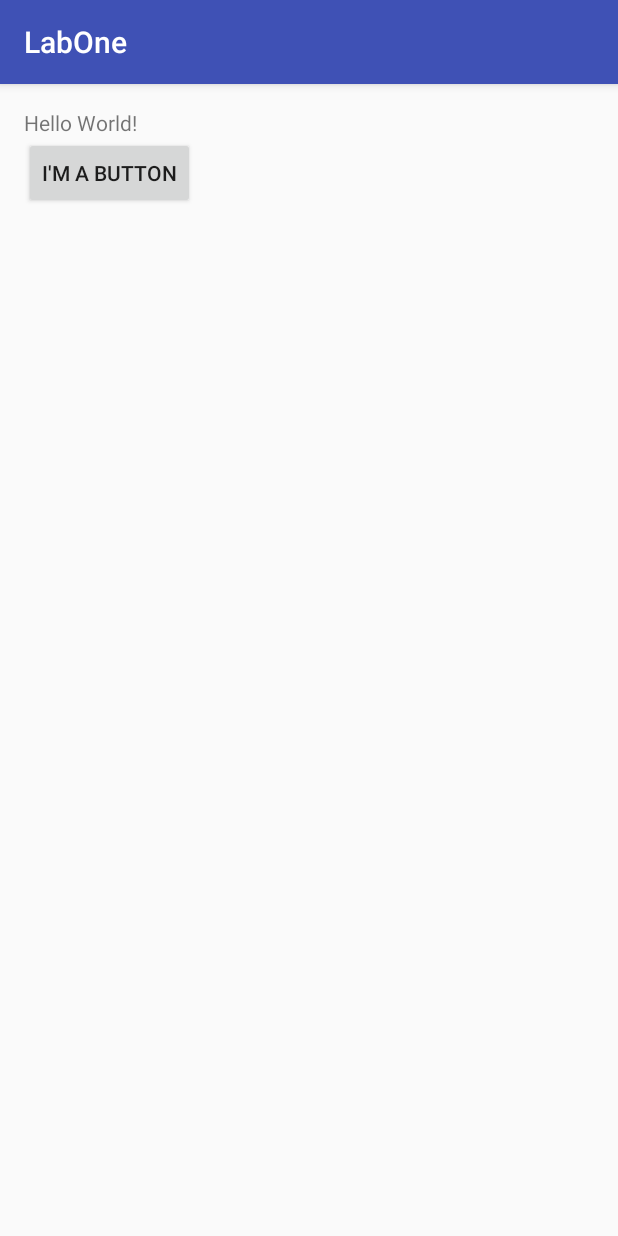
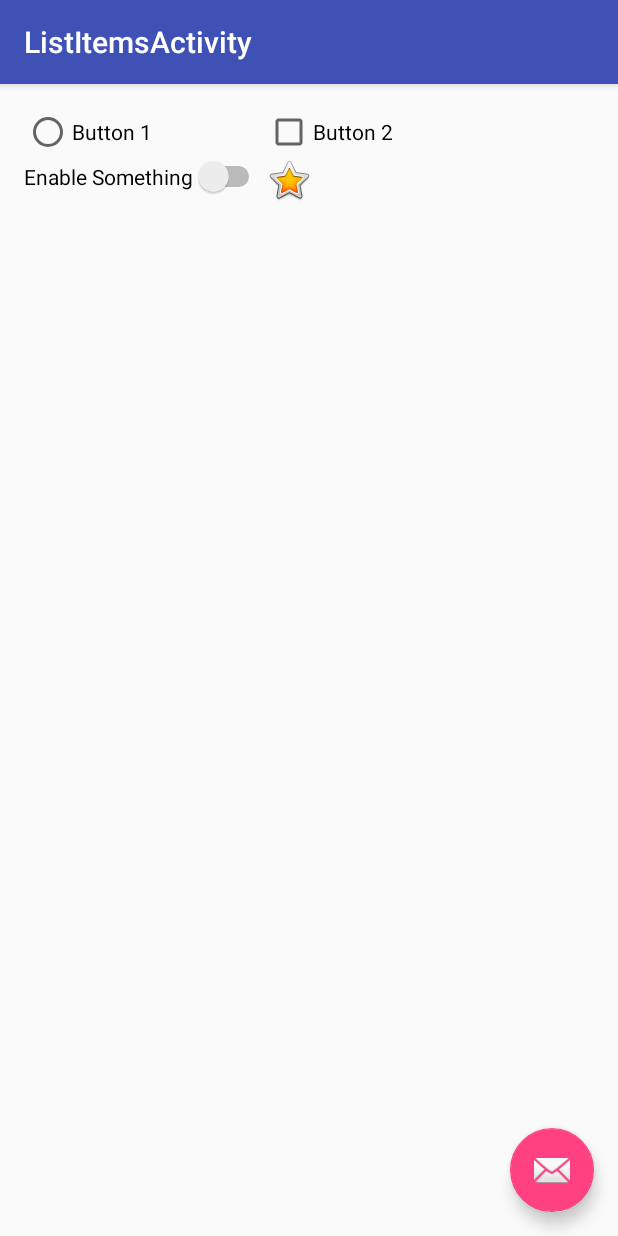
Before and after one commit to DaisyChubb/CST2335, an Android app: the screen it shows after launch (StartActivity before the commit, ListItemsActivity after it), on a phone screen of 412 x 824 dp. Run offline under Robolectric (Android 15) with nearby library versions, the phone set to English and light mode, and no system bars.

Commit message:
Added 3 activities for Lab 2

```diff
--- a/app/build.gradle
+++ b/app/build.gradle
@@ -23,4 +23,5 @@ dependencies {
     compile fileTree(dir: 'libs', include: ['*.jar'])
     testCompile 'junit:junit:4.12'
     compile 'com.android.support:appcompat-v7:23.4.0'
+    compile 'com.android.support:design:23.4.0'
 }
--- /dev/null
+++ b/app/src/main/java/com/example/ash_lee/labone/ListItemsActivity.java
@@ -0,0 +1,29 @@
+package com.example.ash_lee.labone;
+
+import android.os.Bundle;
+import android.support.design.widget.FloatingActionButton;
+import android.support.design.widget.Snackbar;
+import android.support.v7.app.AppCompatActivity;
+import android.support.v7.widget.Toolbar;
+import android.view.View;
+
+public class ListItemsActivity extends AppCompatActivity {
+
+    @Override
+    protected void onCreate(Bundle savedInstanceState) {
+        super.onCreate(savedInstanceState);
+        setContentView(R.layout.activity_list_items);
+        Toolbar toolbar = (Toolbar) findViewById(R.id.toolbar);
+        setSupportActionBar(toolbar);
+
+        FloatingActionButton fab = (FloatingActionButton) findViewById(R.id.fab);
+        fab.setOnClickListener(new View.OnClickListener() {
+            @Override
+            public void onClick(View view) {
+                Snackbar.make(view, "Replace with your own action", Snackbar.LENGTH_LONG)
+                        .setAction("Action", null).show();
+            }
+        });
+    }
+
+}
--- /dev/null
+++ b/app/src/main/res/layout/activity_list_items.xml
@@ -0,0 +1,34 @@
+<?xml version="1.0" encoding="utf-8"?>
+<android.support.design.widget.CoordinatorLayout xmlns:android="http://schemas.android.com/apk/res/android"
+    xmlns:app="http://schemas.android.com/apk/res-auto"
+    xmlns:tools="http://schemas.android.com/tools"
+    android:layout_width="match_parent"
+    android:layout_height="match_parent"
+    android:fitsSystemWindows="true"
+    tools:context="com.example.ash_lee.labone.ListItemsActivity">
+
+    <android.support.design.widget.AppBarLayout
+        android:layout_width="match_parent"
+        android:layout_height="wrap_content"
+        android:theme="@style/AppTheme.AppBarOverlay">
+
+        <android.support.v7.widget.Toolbar
+            android:id="@+id/toolbar"
+            android:layout_width="match_parent"
+            android:layout_height="?attr/actionBarSize"
+            android:background="?attr/colorPrimary"
+            app:popupTheme="@style/AppTheme.PopupOverlay" />
+
+    </android.support.design.widget.AppBarLayout>
+
+    <include layout="@layout/content_list_items" />
+
+    <android.support.design.widget.FloatingActionButton
+        android:id="@+id/fab"
+        android:layout_width="wrap_content"
+        android:layout_height="wrap_content"
+        android:layout_gravity="bottom|end"
+        android:layout_margin="@dimen/fab_margin"
+        android:src="@android:drawable/ic_dialog_email" />
+
+</android.support.design.widget.CoordinatorLayout>
--- /dev/null
+++ b/app/src/main/res/layout/content_list_items.xml
@@ -0,0 +1,35 @@
+<?xml version="1.0" encoding="utf-8"?>
+<GridLayout xmlns:android="http://schemas.android.com/apk/res/android"
+    xmlns:app="http://schemas.android.com/apk/res-auto"
+    xmlns:tools="http://schemas.android.com/tools"
+    android:layout_width="match_parent"
+    android:layout_height="wrap_content"
+    android:paddingBottom="@dimen/activity_vertical_margin"
+    android:paddingLeft="@dimen/activity_horizontal_margin"
+    android:paddingRight="@dimen/activity_horizontal_margin"
+    android:paddingTop="@dimen/activity_vertical_margin"
+    android:rowCount="2"
+    android:columnCount="2"
+    app:layout_behavior="@string/appbar_scrolling_view_behavior"
+    tools:context="com.example.ash_lee.labone.ListItemsActivity"
+    tools:showIn="@layout/activity_list_items">
+
+    <RadioButton
+        android:text="@string/button_1"
+        />
+
+    <CheckBox
+        android:text="@string/button_2"
+        />
+
+    <Switch
+        android:text="@string/enable_something"
+        />
+
+    <ImageButton
+
+        android:background="@android:drawable/btn_star_big_on" />
+
+
+
+</GridLayout>
--- /dev/null
+++ b/app/src/main/res/values-v21/styles.xml
@@ -0,0 +1,9 @@
+<resources>
+
+    <style name="AppTheme.NoActionBar">
+        <item name="windowActionBar">false</item>
+        <item name="windowNoTitle">true</item>
+        <item name="android:windowDrawsSystemBarBackgrounds">true</item>
+        <item name="android:statusBarColor">@android:color/transparent</item>
+    </style>
+</resources>
--- a/app/src/main/res/values/dimens.xml
+++ b/app/src/main/res/values/dimens.xml
@@ -2,4 +2,5 @@
     <!-- Default screen margins, per the Android Design guidelines. -->
     <dimen name="activity_horizontal_margin">16dp</dimen>
     <dimen name="activity_vertical_margin">16dp</dimen>
+    <dimen name="fab_margin">16dp</dimen>
 </resources>
--- a/app/src/main/res/values/strings.xml
+++ b/app/src/main/res/values/strings.xml
@@ -2,4 +2,13 @@
     <string name="app_name">LabOne</string>
     <string name="hello_message">Hello World!</string>
     <string name="ButtonText">I\'m a button</string>
+    <string name="title_activity_login">LoginActivity</string>
+    <string name="title_activity_list_items">ListItemsActivity</string>
+    <string name="button_1">Button 1</string>
+    <string name="button_2">Button 2</string>
+    <string name="enable_something">Enable Something</string>
+    <string name="login">Login</string>
+    <string name="login_name">login name</string>
+    <string name="password">Password</string>
+    <string name="passwordhint">password</string>
 </resources>
--- a/app/src/main/res/values/styles.xml
+++ b/app/src/main/res/values/styles.xml
@@ -8,4 +8,13 @@
         <item name="colorAccent">@color/colorAccent</item>
     </style>
 
+    <style name="AppTheme.NoActionBar">
+        <item name="windowActionBar">false</item>
+        <item name="windowNoTitle">true</item>
+    </style>
+
+    <style name="AppTheme.AppBarOverlay" parent="ThemeOverlay.AppCompat.Dark.ActionBar" />
+
+    <style name="AppTheme.PopupOverlay" parent="ThemeOverlay.AppCompat.Light" />
+
 </resources>
```
Also changed, not shown: app/src/main/AndroidManifest.xml (+13 -0 lines), app/src/main/java/com/example/ash_lee/labone/LoginActivity.java (added, +29 -0 lines), app/src/main/res/layout/activity_login.xml (added, +34 -0 lines), app/src/main/res/layout/content_login.xml (added, +39 -0 lines), 1 other file.
